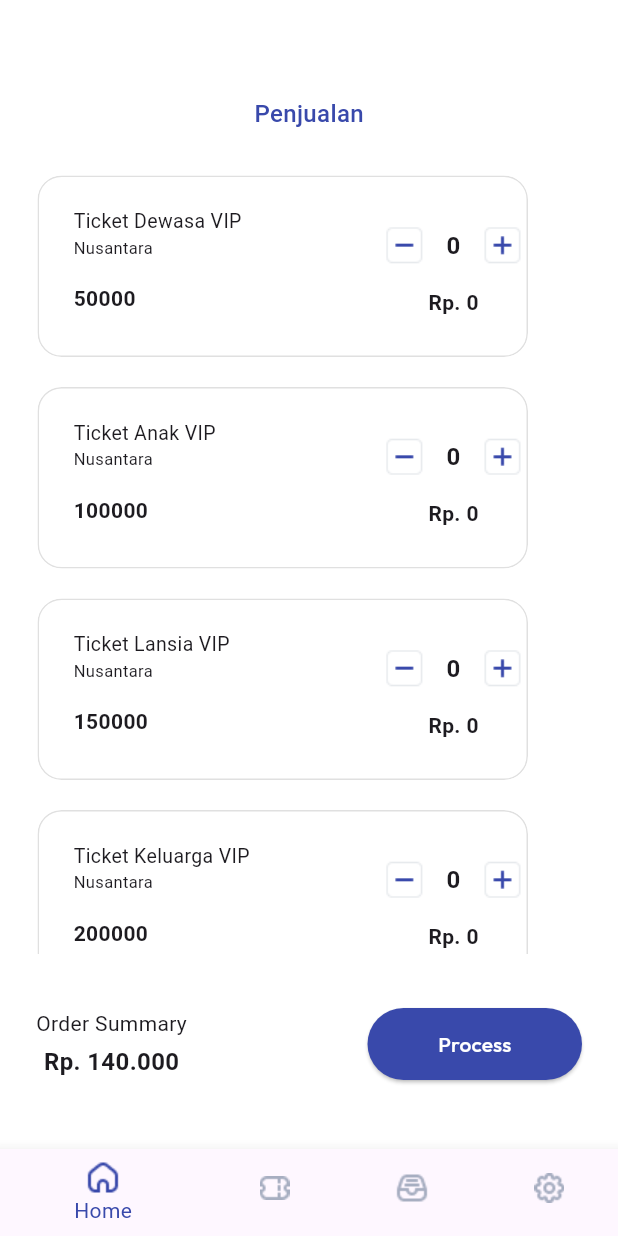
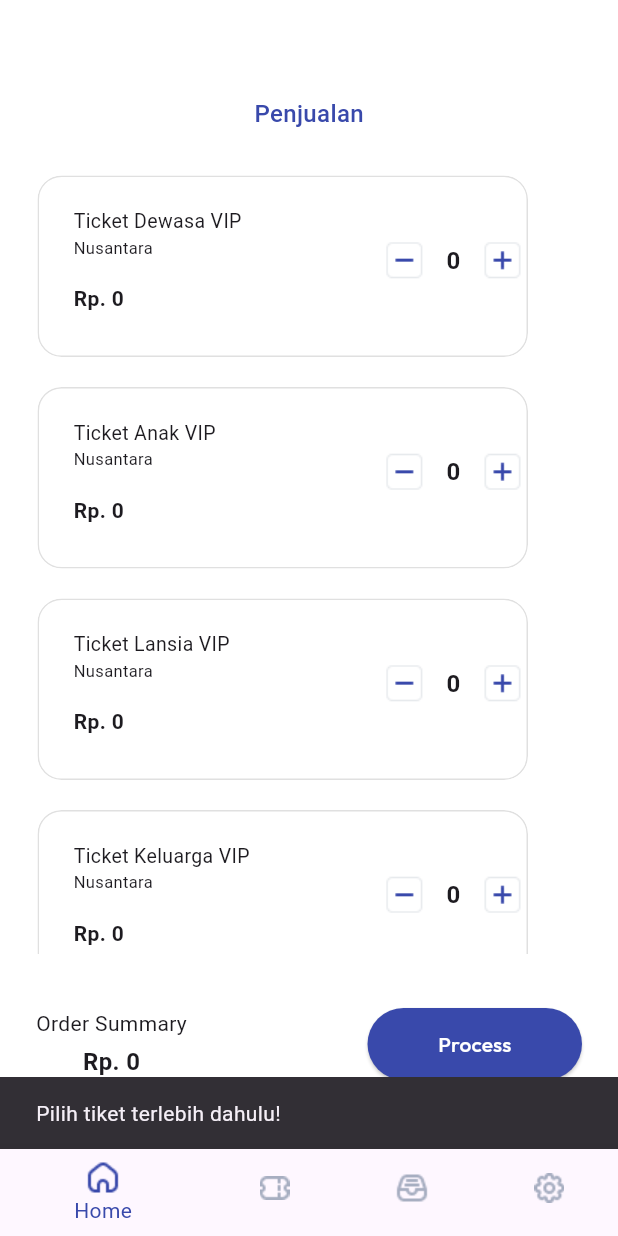
Before and after one commit to rafirst/slicing_romadon, a Flutter app: the MainScreen screen opened by its route, after a tap on "Process", on a phone screen of 412 x 824 dp. Run offline on Flutter 3.47's test engine with Material 3 defaults, Android fonts, the phone set to English and light mode, and no system bars; our stand-ins replace google_fonts.

Commit message:
setelah pusing

```diff
--- a/lib/core/components/app_card.dart
+++ b/lib/core/components/app_card.dart
@@ -1,17 +1,19 @@
+import 'package:flutter/material.dart';
 import 'package:provider/provider.dart';
-import 'package:flutter/material.dart';
 import 'package:slicing_romadon/providers/ticket_provider.dart';
 
 class AppCard extends StatelessWidget {
   final String ticketName;
   final int priceTicket;
   final int index;
+  final int count;
 
   const AppCard({
     Key? key,
     required this.ticketName,
     required this.priceTicket,
     required this.index,
+    required this.count,
   }) : super(key: key);
 
   @override
@@ -52,12 +54,20 @@ class AppCard extends StatelessWidget {
                     ),
                     Text('Nusantara', style: TextStyle(fontSize: 11)),
                     SizedBox(height: 16),
-                    Text(
-                      priceTicket.toString(),
-                      style: TextStyle(
-                        fontSize: 14,
-                        fontWeight: FontWeight.bold,
-                      ),
+                    Consumer<TicketProvider>(
+                      builder: (context, ticketProvider, child) {
+                        int currentCount = ticketProvider.getAddTicket(index);
+                        int totalPrice =
+                            currentCount * priceTicket; // Harga dihitung ulang
+
+                        return Text(
+                          'Rp. ${totalPrice}',
+                          style: TextStyle(
+                            fontSize: 14,
+                            fontWeight: FontWeight.bold,
+                          ),
+                        );
+                      },
                     ),
                   ],
                 ),
@@ -80,7 +90,7 @@ class AppCard extends StatelessWidget {
                         Consumer<TicketProvider>(
                           builder: (context, ticketProvider, child) {
                             return Text(
-                             ticketProvider.getAddTicket(index).toString(),
+                              ticketProvider.getAddTicket(index).toString(),
                               style: TextStyle(
                                 fontSize: 16,
                                 fontWeight: FontWeight.bold,
@@ -99,13 +109,6 @@ class AppCard extends StatelessWidget {
                         ),
                       ],
                     ),
-                    Text(
-                      'Rp. ${Provider.of<TicketProvider>(context).getAddTicket(index) * priceTicket}',
-                      style: TextStyle(
-                        fontSize: 14,
-                        fontWeight: FontWeight.bold,
-                      ),
-                    ),
                   ],
                 ),
               ),
--- a/lib/main.dart
+++ b/lib/main.dart
@@ -1,4 +1,5 @@
   import 'package:flutter/material.dart';
+import 'package:slicing_romadon/presentation/detail_order.dart';
   import 'package:slicing_romadon/presentation/main_screen.dart';
   import 'package:slicing_romadon/presentation/splashing_screen.dart';
   import 'package:slicing_romadon/presentation/login_screen.dart';
@@ -28,6 +29,7 @@
           '/': (context) => SplashingScreen(),
           '/login': (context) => LoginScreen(),
           '/main-screen': (context) => MainScreen(),
+          '/detail-order': (context) => DetailOrderScreen()
         },
       );
     }
--- a/lib/presentation/home_screen.dart
+++ b/lib/presentation/home_screen.dart
@@ -1,6 +1,8 @@
 import 'package:flutter/material.dart';
+import 'package:provider/provider.dart';
 import 'package:slicing_romadon/core/components/app_button.dart';
 import 'package:slicing_romadon/core/components/app_card.dart';
+import 'package:slicing_romadon/providers/ticket_provider.dart';
 
 class HomeScreen extends StatefulWidget {
   const HomeScreen({super.key});
@@ -14,8 +16,6 @@ class _HomeScreenState extends State<HomeScreen> {
     {'name': 'Ticket Dewasa VIP', 'price': 50000},
     {'name': 'Ticket Anak VIP', 'price': 100000},
     {'name': 'Ticket Lansia VIP', 'price': 150000},
-    {'name': 'Ticket Keluarga VIP', 'price': 200000},
-    {'name': 'Ticket Keluarga VIP', 'price': 200000},
     {'name': 'Ticket Keluarga VIP', 'price': 200000},
   ];
 
@@ -43,10 +43,17 @@ class _HomeScreenState extends State<HomeScreen> {
               padding: const EdgeInsets.symmetric(vertical: 20),
               itemCount: ticketList.length,
               itemBuilder: (context, index) {
+                return Consumer<TicketProvider>(
+                  builder: (context, ticketProvider, child) {
                     return AppCard(
                       ticketName: ticketList[index]['name'],
                       priceTicket: ticketList[index]['price'],
+                      count: ticketProvider.getAddTicket(
+                        index,
+                      ), // Tambahkan jumlah tiket yang dipilih
                       index: index,
+                    );
+                  },
                 );
               },
             ),
@@ -68,12 +75,16 @@ class _HomeScreenState extends State<HomeScreen> {
                         children: [
                           Text('Order Summary'),
                           SizedBox(height: 4),
-                          Text(
-                            'Rp. 140.000',
+                          Consumer<TicketProvider>(
+                            builder: (context, ticketProvider, child) {
+                              return Text(
+                                'Rp. ${ticketProvider.getTotalPrice(ticketList)}',
                                 style: TextStyle(
                                   fontWeight: FontWeight.bold,
                                   fontSize: 16,
                                 ),
+                              );
+                            },
                           ),
                         ],
                       ),
@@ -88,7 +99,39 @@ class _HomeScreenState extends State<HomeScreen> {
                           SizedBox(
                             width: 143,
                             height: 48,
-                            child: AppButton(text: 'Process', onPressed: () {}),
+                            child: AppButton(
+                              text: 'Process',
+                              onPressed: () {
+                                final ticketProvider =
+                                    Provider.of<TicketProvider>(
+                                      context,
+                                      listen: false,
+                                    );
+                                final selectedTickets = ticketProvider
+                                    .getSelectedTickets(ticketList);
+
+                                if (selectedTickets.isEmpty) {
+                                  ScaffoldMessenger.of(context).showSnackBar(
+                                    SnackBar(
+                                      content: Text(
+                                        "Pilih tiket terlebih dahulu!",
+                                      ),
+                                    ),
+                                  );
+                                  return;
+                                }
+
+                                print(
+                                  "Selected Tickets: $selectedTickets",
+                                ); // Debugging
+
+                                Navigator.pushNamed(
+                                  context,
+                                  '/detail-order',
+                                  arguments: selectedTickets,
+                                );
+                              },
+                            ),
                           ),
                         ],
                       ),
--- a/lib/providers/ticket_provider.dart
+++ b/lib/providers/ticket_provider.dart
@@ -1,23 +1,47 @@
 import 'package:flutter/material.dart';
 
+class TicketProvider extends ChangeNotifier {
+  final Map<int, int> _ticketCounts = {}; // Menyimpan jumlah tiket tiap index
 
-
-class TicketProvider extends ChangeNotifier {
-  Map<int, int> _addTicket = {}; // Key: index tiket, Value: jumlah tiket
-
-  int getAddTicket(int index) {
-    return _addTicket[index] ?? 0; // Jika belum ada, default 0
-  }
+  int getAddTicket(int index) => _ticketCounts[index] ?? 0;
 
   void penambahan(int index) {
-    _addTicket[index] = (_addTicket[index] ?? 0) + 1;
+    _ticketCounts[index] = (_ticketCounts[index] ?? 0) + 1;
     notifyListeners();
   }
 
   void pengurangan(int index) {
-    if (_addTicket[index] != null && _addTicket[index]! > 0) {
-      _addTicket[index] = _addTicket[index]! - 1;
+    if (_ticketCounts.containsKey(index) && _ticketCounts[index]! > 0) {
+      _ticketCounts[index] = _ticketCounts[index]! - 1;
+      if (_ticketCounts[index] == 0) {
+        _ticketCounts.remove(index);
+      }
       notifyListeners();
     }
   }
+
+  int getTotalPrice(List<Map<String, dynamic>> ticketList) {
+    int total = 0;
+    _ticketCounts.forEach((index, count) {
+      total += (ticketList[index]['price'] as int) * count;
+    });
+    return total;
+  }
+
+  // Fungsi untuk mendapatkan daftar tiket yang dipilih
+  List<Map<String, dynamic>> getSelectedTickets(List<Map<String, dynamic>> ticketList) {
+  List<Map<String, dynamic>> selectedTickets = [];
+  _ticketCounts.forEach((index, count) {
+    if (count > 0) {
+      selectedTickets.add({
+        'name': ticketList[index]['name'],
+        'price': ticketList[index]['price'],
+        'quantity': count, // Gunakan `quantity` agar sesuai dengan DetailOrderScreen
+        'totalPrice': ticketList[index]['price'] * count, // Hitung total harga
+      });
+    }
+  });
+  return selectedTickets;
 }
+
+}
```
Also changed, not shown: lib/presentation/detail_order.dart (added, +34 -0 lines). Lines whose indentation alone changed are shown as unchanged.
